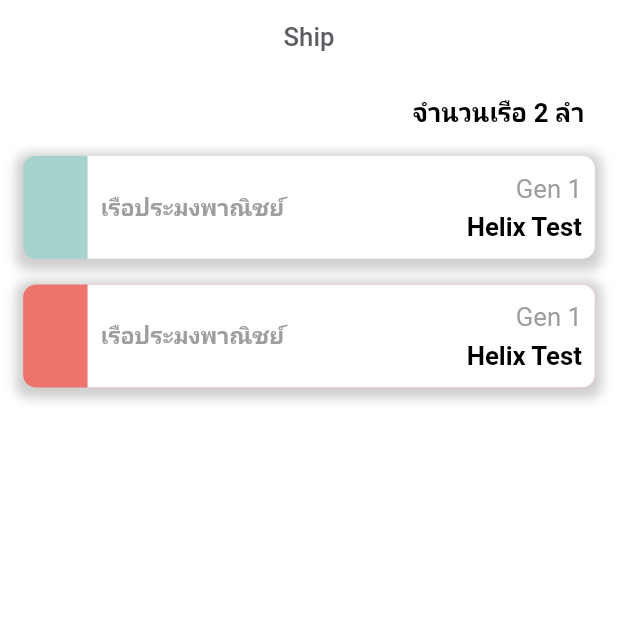
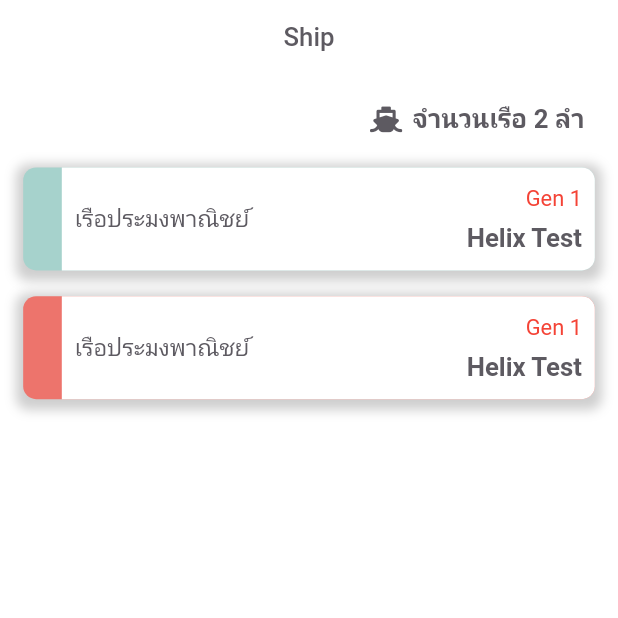
Before and after one commit to etnecadev/etneca-link, a Flutter app: the SecondPage screen opened by its route, on a phone screen of 412 x 824 dp, the top half of it. Run offline on Flutter 3.47's test engine with Material 2 defaults, Android fonts, the phone set to English and light mode, and no system bars; our stand-ins replace adaptive_theme, contained_tab_bar_view, dot_navigation_bar, expandable, flutter_staggered_animations, font_awesome_flutter and 4 more; Roboto replaces fonts that are missing (Kanit).

Commit message:
slove style

```diff
--- a/lib/src/component/contact.dart
+++ b/lib/src/component/contact.dart
@@ -58,7 +58,7 @@ class ContactComponent extends StatelessWidget {
                       style: GoogleFonts.kanit(textStyle:TextStyle(
                           color: Color.fromRGBO(93, 90, 97, 1),
                           fontSize: 18,
-                          fontWeight: FontWeight.w800)),
+                          fontWeight: FontWeight.w600)),
                     ),
                   ),
                   collapsed: SizedBox(),
@@ -89,7 +89,7 @@ class ContactComponent extends StatelessWidget {
                     style: GoogleFonts.kanit(textStyle:TextStyle(
                         color: Color.fromRGBO(93, 90, 97, 1),
                         fontSize: 15,
-                        fontWeight: FontWeight.w700))),
+                        fontWeight: FontWeight.w500))),
               ),
               // margin: EdgeInsets.symmetric(horizontal: 30),
             ),
@@ -127,7 +127,7 @@ class ContactComponent extends StatelessWidget {
                       style: GoogleFonts.kanit(textStyle:TextStyle(
                           color: Color.fromRGBO(93, 90, 97, 1),
                           fontSize: 15,
-                          fontWeight: FontWeight.w700))),
+                          fontWeight: FontWeight.w500))),
                 ),
                 flex: 4,
               ),
--- a/lib/src/component/news.dart
+++ b/lib/src/component/news.dart
@@ -46,7 +46,7 @@ class NewsComponent extends StatelessWidget {
                                     style: GoogleFonts.kanit(textStyle:TextStyle(
                                         color: Colors.white,
                                         fontSize: 17,
-                                        fontWeight: FontWeight.w800))),
+                                        fontWeight: FontWeight.w600))),
                               ),
                             ),
                             decoration: BoxDecoration(
--- a/lib/src/page/notification.dart
+++ b/lib/src/page/notification.dart
@@ -45,7 +45,7 @@ class NotificationPage extends StatelessWidget {
               textStyle:TextStyle(
                                     color: Color.fromRGBO(101, 164, 150, 1),
                                     fontSize: 16,
-                                    fontWeight: FontWeight.w700))),
+                                    fontWeight: FontWeight.w500))),
                           ),
                           Container(
                             padding: EdgeInsets.all(20),
@@ -54,7 +54,7 @@ class NotificationPage extends StatelessWidget {
               textStyle:TextStyle(
                                     color: Color.fromRGBO(237, 116, 108, 1),
                                     fontSize: 14,
-                                    fontWeight: FontWeight.w700))),
+                                    fontWeight: FontWeight.w500))),
                           ),
                         ],
                       ),
@@ -68,7 +68,7 @@ class NotificationPage extends StatelessWidget {
               textStyle:TextStyle(
                                 color: Color.fromRGBO(93, 90, 97, 1),
                                 fontSize: 16,
-                                fontWeight: FontWeight.w700))),
+                                fontWeight: FontWeight.w500))),
                       ),
                     ],
                   ),
--- a/lib/src/page/shipPage.dart
+++ b/lib/src/page/shipPage.dart
@@ -1,5 +1,6 @@
 import 'package:flutter/material.dart';
 import 'package:flutter_project_template/src/utils/index.dart';
+import 'package:font_awesome_flutter/font_awesome_flutter.dart';
 import 'package:google_fonts/google_fonts.dart';
 
 class SecondPage extends StatefulWidget {
@@ -32,9 +33,11 @@ _Card(context, color) {
       ),
       child: Container(
         padding: EdgeInsets.all(10),
-        margin: EdgeInsets.only(left: 50),
+        margin: EdgeInsets.only(left: 30),
+
         decoration: BoxDecoration(
           color: Colors.white,
+
           borderRadius: BorderRadius.only(
               // bottomLeft: Radius.circular(100),
               bottomRight: Radius.circular(10),
@@ -46,9 +49,9 @@ _Card(context, color) {
             Text(
               "เรือประมงพาณิชย์",
               style: GoogleFonts.kanit(textStyle:TextStyle(
-                  color: Colors.grey,
+                 color: Color.fromRGBO(93, 90, 97, 1),
                   fontSize: 18,
-                  fontWeight: FontWeight.w700)),
+                  fontWeight: FontWeight.w500)),
             ),
             Column(
               mainAxisAlignment: MainAxisAlignment.spaceAround,
@@ -57,16 +60,16 @@ _Card(context, color) {
                 Text(
                   "Gen 1",
                   style: GoogleFonts.kanit(textStyle:TextStyle(
-                      color: Colors.grey,
-                      fontSize: 20,
+                     color: Colors.red,
+                      fontSize: 17,
                       fontWeight: FontWeight.w400)),
                 ),
                 Text(
                   "Helix Test",
                   style: GoogleFonts.kanit(textStyle:TextStyle(
-                      color: Colors.black,
+                      color: Color.fromRGBO(93, 90, 97, 1),
                       fontSize: 20,
-                      fontWeight: FontWeight.w700)),
+                      fontWeight: FontWeight.w600)),
                 ),
               ],
             ),
@@ -102,13 +105,26 @@ class _SecondPageState extends State<SecondPage> {
           children: [
             Container(
               margin: EdgeInsets.only(right: 8),
-              child: Text(
-                "จำนวนเรือ 2 ลำ",
-                style: GoogleFonts.kanit(
-              textStyle:TextStyle(
-                    color: Colors.black,
-                    fontSize: 20,
-                    fontWeight: FontWeight.w700)),
+              child: Row(
+                mainAxisAlignment: MainAxisAlignment.end,
+                children: [
+                   Padding(
+                     padding: const EdgeInsets.all(8.0),
+                     child: FaIcon(
+                              FontAwesomeIcons.ship,
+                              color: Color.fromRGBO(93, 90, 97, 1),
+                              size: 20,
+                            ),
+                   ),
+                  Text(
+                    "จำนวนเรือ 2 ลำ",
+                    style: GoogleFonts.kanit(
+                  textStyle:TextStyle(
+                          color: Color.fromRGBO(93, 90, 97, 1),
+                        fontSize: 20,
+                        fontWeight: FontWeight.w600)),
+                  ),
+                ],
               ),
             ),
             Flexible(
```
Also changed, not shown: lib/src/component/documents.dart (+6 -6 lines), lib/src/page/userPage.dart (+7 -7 lines), 3 other files.
